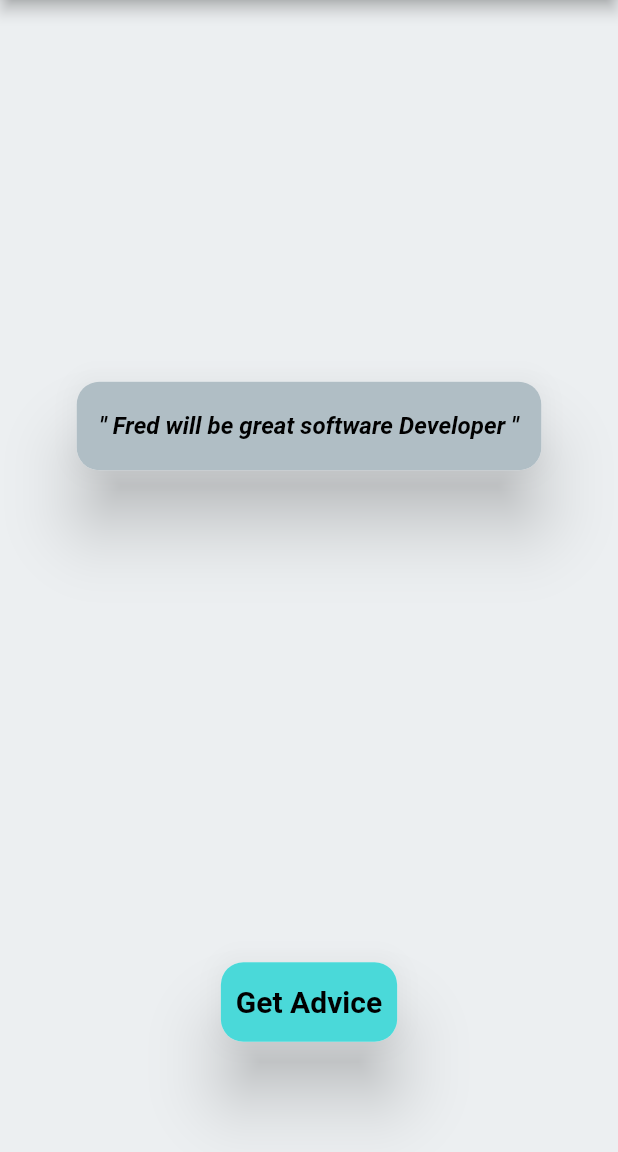
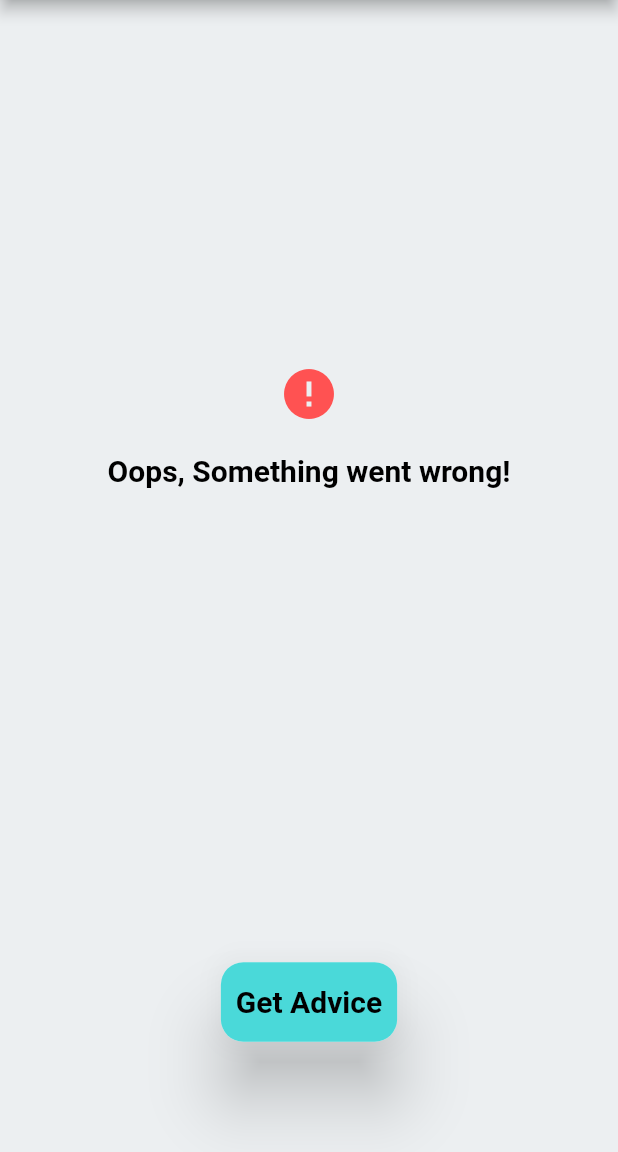
Before and after one commit to wilfredgicharu/AdviseAppApi-Flutter---Udemy, a Flutter app: the screen it shows after launch, on a phone screen of 412 x 824 dp, the part 84-1236 px from its top. Run offline on Flutter 3.47's test engine with Material 2 defaults, Android fonts, the phone set to English and light mode, and no system bars; Roboto replaces fonts that are missing (Rubik).

Commit message:
application layer

```diff
--- a/lib/application/pages/advice/advice_page.dart
+++ b/lib/application/pages/advice/advice_page.dart
@@ -1,6 +1,7 @@
 import 'package:advise/application/core/services.dart';
 import 'package:advise/application/pages/advice/widgets/advice_field.dart';
 import 'package:advise/application/pages/advice/widgets/custom_button.dart';
+import 'package:advise/application/pages/advice/widgets/error_message.dart';
 import 'package:flutter/cupertino.dart';
 import 'package:flutter/material.dart';
 import 'package:provider/provider.dart';
@@ -30,9 +31,10 @@ class AdvicerPage extends StatelessWidget {
             children: const [
               Expanded(
                   child: Center(
-                child: AdviseField(
+                child: ErrorMessage(message: 'Oops, Something went wrong! ',)
+                    /* AdviseField(
                   advise: "Fred will be great software Developer",
-                ),
+                ), */
                 /* child: CircularProgressIndicator(
                   color: themeData.colorScheme.secondary,
                 ) */
--- /dev/null
+++ b/lib/application/pages/advice/widgets/error_message.dart
@@ -0,0 +1,20 @@
+import 'package:flutter/cupertino.dart';
+import 'package:flutter/material.dart';
+
+class ErrorMessage extends StatelessWidget {
+  final String message;
+  const ErrorMessage({super.key, required this.message});
+
+  @override
+  Widget build(BuildContext context) {
+    final themeData = Theme.of(context);
+    return Column(
+      mainAxisAlignment: MainAxisAlignment.center,
+      children: [
+        Icon(Icons.error, size: 40, color: Colors.redAccent ),
+        SizedBox(height: 20,),
+        Text(message, style: themeData.textTheme.headline1, textAlign: TextAlign.center,)
+      ],
+    );
+  }
+}
```
